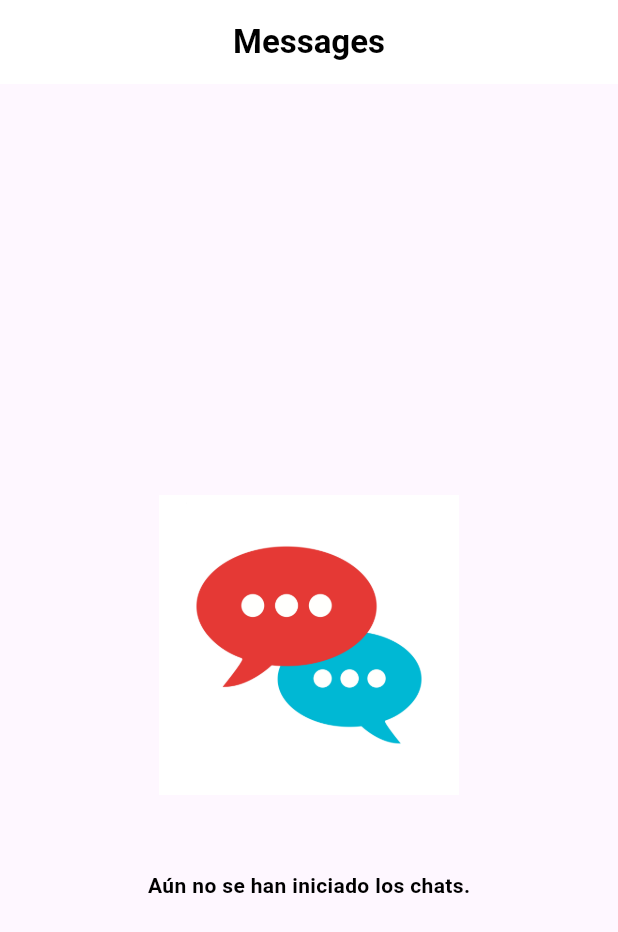
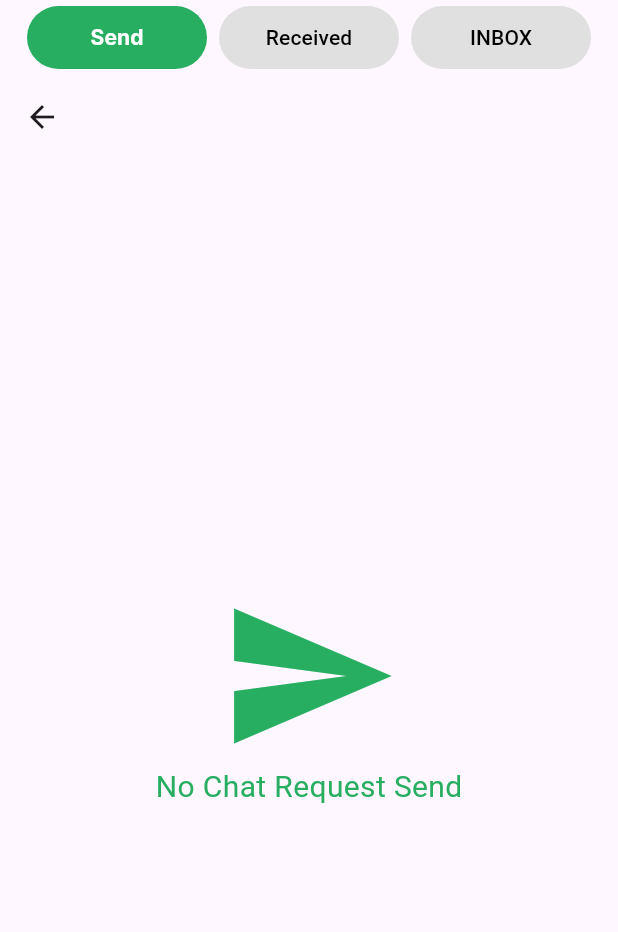
Before and after one commit to fwdAndroid/muslim_mariage-main, a Flutter app: the MessagePage screen opened directly, on a phone screen of 412 x 824 dp. Shown: the top 932 px of the screen. Run offline on Flutter 3.47's test engine with Material 3 defaults, Android fonts, the phone set to English and light mode, and no system bars; drawn by our look-alikes of buttons_tabbar; our stand-ins replace cloud_firestore, firebase_auth, firebase_core, firebase_storage, flutter_card_swiper, flutter_social_button and 7 more; accounts and stored records are empty.

Commit message:
Ready Tab Pages

```diff
--- a/lib/screens/main/pages/message_page.dart
+++ b/lib/screens/main/pages/message_page.dart
@@ -1,10 +1,11 @@
-import 'package:cloud_firestore/cloud_firestore.dart';
 import 'package:firebase_auth/firebase_auth.dart';
 import 'package:flutter/material.dart';
 import 'package:google_fonts/google_fonts.dart';
-import 'package:intl/intl.dart';
-import 'package:muslim_mariage/screens/chat/message.dart';
+import 'package:muslim_mariage/screens/tab/inbox.dart';
+import 'package:muslim_mariage/screens/tab/recived_screen.dart';
+import 'package:muslim_mariage/screens/tab/send_screen.dart';
 import 'package:muslim_mariage/utils/colors.dart';
+import 'package:buttons_tabbar/buttons_tabbar.dart';
 
 class MessagePage extends StatefulWidget {
   const MessagePage({super.key});
@@ -19,149 +20,49 @@ class _MessagePageState extends State<MessagePage> {
   @override
   Widget build(BuildContext context) {
     return Scaffold(
-      appBar: AppBar(
-        elevation: 0,
-        backgroundColor: Colors.white,
-        automaticallyImplyLeading: false,
-        title: const Text(
-          "Messages",
-          style: TextStyle(
-            color: Colors.black,
-            fontWeight: FontWeight.bold,
+      body: SafeArea(
+        child: DefaultTabController(
+          length: 3,
+          child: Column(
+            children: <Widget>[
+              ButtonsTabBar(
+                labelSpacing: 60,
+                radius: 100,
+                contentCenter: true,
+                width: 120,
+                height: 50,
+                backgroundColor: mainColor,
+                unselectedLabelStyle: TextStyle(color: black),
+                labelStyle: TextStyle(
+                    color: Colors.white,
+                    fontWeight: FontWeight.bold,
+                    fontSize: 14,
+                    fontFamily: GoogleFonts.inter().fontFamily),
+                tabs: [
+                  Tab(
+                    text: "Send",
+                  ),
+                  Tab(
+                    text: "Received",
+                  ),
+                  Tab(
+                    text: "INBOX",
+                  ),
+                ],
+              ),
+              Expanded(
+                child: TabBarView(
+                  children: <Widget>[
+                    SendScreen(),
+                    ReceivedScreen(),
+                    InboxScreen()
+                  ],
+                ),
+              ),
+            ],
           ),
         ),
-        centerTitle: true,
       ),
-      body: StreamBuilder<QuerySnapshot>(
-          stream: FirebaseFirestore.instance
-              .collection("chats")
-              .where("userId", isEqualTo: currentUserId)
-              .snapshots(),
-          builder: (context, AsyncSnapshot<QuerySnapshot> providerSnapshot) {
-            final providerChats = providerSnapshot.data?.docs ?? [];
-
-            return StreamBuilder<QuerySnapshot>(
-              stream: FirebaseFirestore.instance
-                  .collection("chats")
-                  .where("friendId", isEqualTo: currentUserId)
-                  .snapshots(),
-              builder:
-                  (context, AsyncSnapshot<QuerySnapshot> customerSnapshot) {
-                if (customerSnapshot.connectionState ==
-                    ConnectionState.waiting) {
-                  return const Center(child: CircularProgressIndicator());
-                } else if (customerSnapshot.hasError) {
-                  return Center(
-                    child: Text("Error: ${customerSnapshot.error}"),
-                  );
-                }
-
-                final customerChats = customerSnapshot.data?.docs ?? [];
-                final allChats = [...providerChats, ...customerChats];
-
-                if (allChats.isEmpty) {
-                  return Center(
-                    child: Column(
-                      mainAxisAlignment: MainAxisAlignment.center,
-                      children: [
-                        Image.asset(
-                          "assets/nochat.png",
-                          height: 300,
-                          width: 200,
-                        ),
-                        Text(
-                          "Aún no se han iniciado los chats.",
-                          style: TextStyle(
-                              color: black,
-                              fontSize: 14,
-                              fontWeight: FontWeight.bold),
-                        ),
-                      ],
-                    ),
-                  );
-                }
-
-                return ListView.builder(
-                  itemCount: allChats.length,
-                  itemBuilder: (context, index) {
-                    final chatDoc = allChats[index];
-                    final chatData = chatDoc.data() as Map<String, dynamic>;
-
-                    // Determine other participant details
-                    final bool isProvider = chatData['userId'] == currentUserId;
-                    final String otherUserId =
-                        isProvider ? chatData['friendId'] : chatData['userId'];
-                    final String otherUserName = isProvider
-                        ? chatData['friendName']
-                        : chatData['userName'];
-                    final String otherUserPhoto = isProvider
-                        ? chatData['userPhoto']
-                        : chatData['friendImage'];
-                    final String lastMessage =
-                        chatData['lastMessageByCustomer'] ??
-                            chatData['lastMessageByProvider'] ??
-                            "No Message";
-                    final String timestampString = chatData['timestamp'] ?? "";
-                    final DateTime? lastMessageTime = timestampString.isNotEmpty
-                        ? DateTime.fromMillisecondsSinceEpoch(
-                            int.parse(timestampString))
-                        : null;
-
-                    String formattedTime = "";
-                    if (lastMessageTime != null) {
-                      formattedTime = DateFormat.jm().format(lastMessageTime);
-                    }
-
-                    return Column(
-                      children: [
-                        ListTile(
-                          onTap: () {
-                            Navigator.push(
-                              context,
-                              MaterialPageRoute(
-                                builder: (builder) => Messages(
-                                  userId: chatData['userId'],
-                                  userName: chatData['userName'],
-                                  friendImage: chatData['friendImage'],
-                                  userPhoto: chatData['userPhoto'],
-                                  friendId: chatData['friendId'],
-                                  chatId: chatData['chatId'],
-                                  friendName: chatData['friendName'],
-                                ),
-                              ),
-                            );
-                          },
-                          leading: CircleAvatar(
-                            backgroundImage: NetworkImage(otherUserPhoto),
-                          ),
-                          title: Text(
-                            otherUserName,
-                            style: GoogleFonts.poppins(
-                                fontWeight: FontWeight.w600, fontSize: 16),
-                          ),
-                          subtitle: Text(
-                            lastMessage,
-                            style: GoogleFonts.poppins(
-                                fontWeight: FontWeight.w300, fontSize: 14),
-                            maxLines: 1,
-                            overflow: TextOverflow.ellipsis,
-                          ),
-                          trailing: Text(
-                            formattedTime,
-                            style: GoogleFonts.poppins(
-                                fontWeight: FontWeight.w300,
-                                fontSize: 12,
-                                color: Colors.grey),
-                          ),
-                        ),
-                        const Divider(),
-                      ],
-                    );
-                  },
-                );
-              },
-            );
-          }),
     );
   }
 }
--- /dev/null
+++ b/lib/screens/tab/send_screen.dart
@@ -0,0 +1,93 @@
+import 'package:cloud_firestore/cloud_firestore.dart';
+import 'package:firebase_auth/firebase_auth.dart';
+import 'package:flutter/material.dart';
+import 'package:muslim_mariage/utils/colors.dart';
+
+class SendScreen extends StatefulWidget {
+  const SendScreen({super.key});
+
+  @override
+  State<SendScreen> createState() => _SendScreenState();
+}
+
+class _SendScreenState extends State<SendScreen> {
+  @override
+  Widget build(BuildContext context) {
+    return Scaffold(
+        appBar: AppBar(),
+        body: StreamBuilder<QuerySnapshot>(
+            stream: FirebaseFirestore.instance
+                .collection("chats")
+                .where("userId",
+                    isEqualTo: FirebaseAuth.instance.currentUser!.uid)
+                .where("isAccepted", isEqualTo: false)
+                .snapshots(),
+            builder: (context, snapshot) {
+              if (snapshot.connectionState == ConnectionState.waiting) {
+                return Center(child: CircularProgressIndicator());
+              }
+
+              if (!snapshot.hasData || snapshot.data!.docs.isEmpty) {
+                return Center(
+                    child: Column(
+                  mainAxisAlignment: MainAxisAlignment.center,
+                  children: [
+                    Icon(
+                      Icons.send_sharp,
+                      size: 120,
+                      color: mainColor,
+                    ),
+                    Text('No Chat Request Send',
+                        style: TextStyle(
+                          color: mainColor,
+                          fontSize: 20,
+                        )),
+                  ],
+                ));
+              }
+              var userDocs = snapshot.data!.docs;
+
+              return ListView.builder(
+                padding: EdgeInsets.zero,
+
+                itemCount: userDocs.length, // For simplicity
+                itemBuilder: (context, index) {
+                  final Map<String, dynamic> data =
+                      userDocs[index].data() as Map<String, dynamic>;
+                  return Card(
+                    child: ListTile(
+                      onTap: () {
+                        // Navigator.push(
+                        //   context,
+                        //   MaterialPageRoute(
+                        //     builder: (builder) => ProfileDetail(
+                        //         friendPhoto: data['image'] ??
+                        //             Image.asset("assets/logo.png"),
+                        //         friendName: data['fullName'],
+                        //         friendId: data['uid'],
+                        //         friendDOB: data['dob'] ?? "Not Available",
+                        //         gender: data['gender'],
+                        //         sect: data['sect'] ?? "Not Available",
+                        //         cast: data['cast'] ?? "Not Available",
+                        //         friendPhone: data['contactNumber'] ??
+                        //             "Not Available",
+                        //         friendQualification:
+                        //             data['qualification'] ??
+                        //                 "Not Available",
+                        //         yourSelf: data['aboutYourself'] ??
+                        //             "Not Available"),
+                        //   ),
+                        // );
+                      },
+                      leading: CircleAvatar(
+                        backgroundImage: NetworkImage(data['friendImage']),
+                      ),
+                      title: Text(data['friendName'] ?? 'No Name'),
+                      subtitle: Text("Status: Pending"),
+                    ),
+                  );
+                },
+              );
+            }));
+  }
+}
--- a/pubspec.yaml
+++ b/pubspec.yaml
@@ -28,6 +28,7 @@ environment:
 # the latest version available on pub.dev. To see which dependencies have newer
 # versions available, run `flutter pub outdated`.
 dependencies:
+  buttons_tabbar: ^1.3.15
   change_app_package_name: ^1.4.0
   cloud_firestore: ^5.6.1
   cupertino_icons: ^1.0.8
```
Also changed, not shown: lib/screens/tab/inbox.dart (added, +156 -0 lines), lib/screens/tab/recived_screen.dart (added, +92 -0 lines), pubspec.lock.
